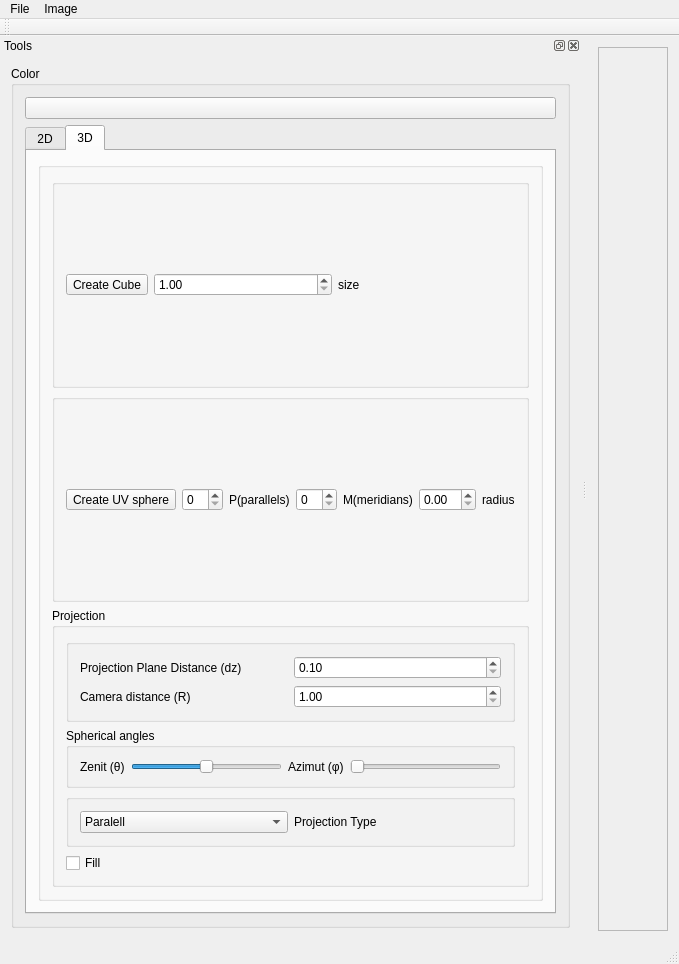
bozhenakv555/pg_ImageViewer, file src/ImageViewer.ui: the form before one commit.
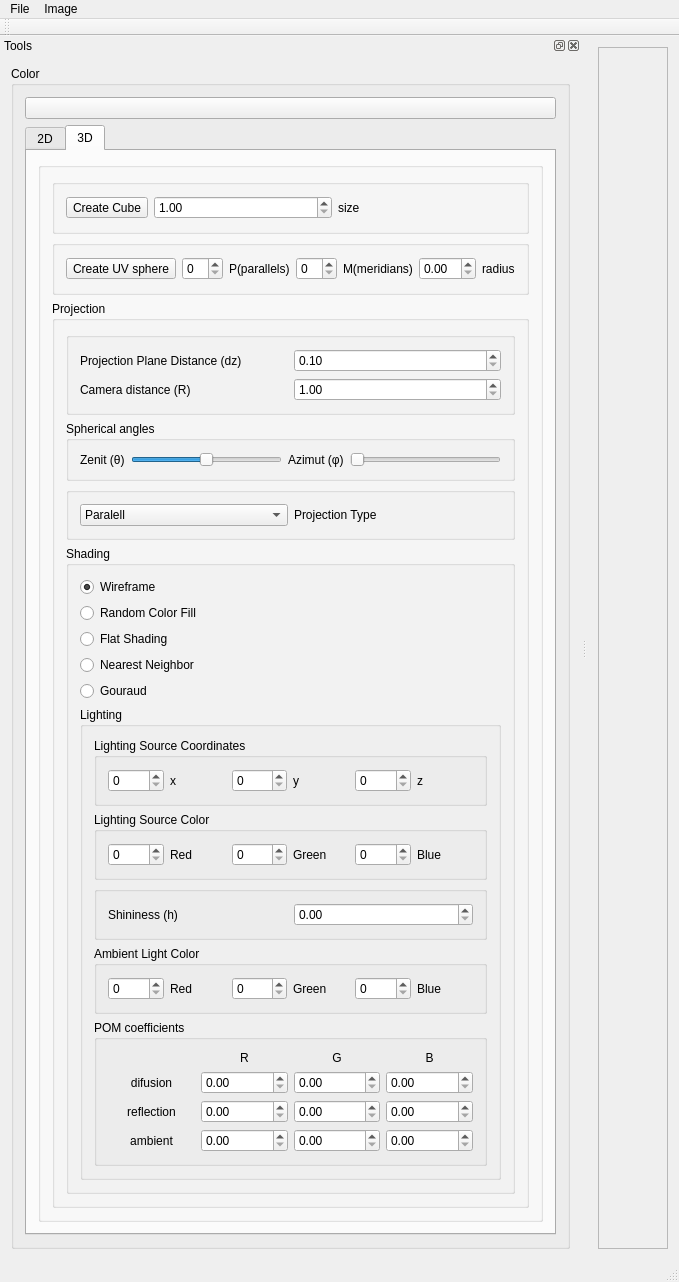
The form after the commit.

Commit message: Added UI components for lighting and shading, edited Vertex structure - added z coordinate (default 0). Added LightParams structure. Edited Point3D to be more flexible for vector operations. Started implementing Phong Model for lighting the scene.

```diff
--- a/src/ImageViewer.ui
+++ b/src/ImageViewer.ui
@@ -6,8 +6,8 @@
    <rect>
     <x>0</x>
     <y>0</y>
-    <width>646</width>
-    <height>964</height>
+    <width>647</width>
+    <height>1269</height>
    </rect>
   </property>
   <property name="windowTitle">
@@ -25,8 +25,8 @@
         <rect>
          <x>0</x>
          <y>0</y>
-         <width>68</width>
-         <height>884</height>
+         <width>69</width>
+         <height>1189</height>
         </rect>
        </property>
       </widget>
@@ -721,10 +721,348 @@
                    </widget>
                   </item>
                   <item>
-                   <widget class="QCheckBox" name="chbFill3D">
-                    <property name="text">
-                     <string>Fill</string>
+                   <widget class="QGroupBox" name="groupBox_23">
+                    <property name="title">
+                     <string>Shading</string>
                     </property>
+                    <layout class="QVBoxLayout" name="verticalLayout_8">
+                     <item>
+                      <widget class="QRadioButton" name="rb_wireframe">
+                       <property name="text">
+                        <string>Wireframe</string>
+                       </property>
+                       <property name="checked">
+                        <bool>true</bool>
+                       </property>
+                      </widget>
+                     </item>
+                     <item>
+                      <widget class="QRadioButton" name="rb_randomFill">
+                       <property name="text">
+                        <string>Random Color Fill</string>
+                       </property>
+                      </widget>
+                     </item>
+                     <item>
+                      <widget class="QRadioButton" name="rb_flat">
+                       <property name="text">
+                        <string>Flat Shading</string>
+                       </property>
+                      </widget>
+                     </item>
+                     <item>
+                      <widget class="QRadioButton" name="rb_nearNeighbor">
+                       <property name="text">
+                        <string>Nearest Neighbor</string>
+                       </property>
+                      </widget>
+                     </item>
+                     <item>
+                      <widget class="QRadioButton" name="rb_Goraud">
+                       <property name="text">
+                        <string>Gouraud</string>
+                       </property>
+                      </widget>
+                     </item>
+                     <item>
+                      <widget class="QGroupBox" name="groupBox_24">
+                       <property name="title">
+                        <string>Lighting</string>
+                       </property>
+                       <layout class="QVBoxLayout" name="verticalLayout_9">
+                        <item>
+                         <widget class="QGroupBox" name="groupBox_25">
+                          <property name="styleSheet">
+                           <string notr="true"/>
+                          </property>
+                          <property name="title">
+                           <string>Lighting Source Coordinates</string>
+                          </property>
+                          <layout class="QHBoxLayout" name="horizontalLayout_16">
+                           <item>
+                            <widget class="QSpinBox" name="sb_lightCoords_x"/>
+                           </item>
+                           <item>
+                            <widget class="QLabel" name="label_16">
+                             <property name="layoutDirection">
+                              <enum>Qt::LayoutDirection::LeftToRight</enum>
+                             </property>
+                             <property name="text">
+                              <string>x</string>
+                             </property>
+                             <property name="textFormat">
+                              <enum>Qt::TextFormat::AutoText</enum>
+                             </property>
+                            </widget>
+                           </item>
+                           <item>
+                            <widget class="QSpinBox" name="sb_lightCoords_y"/>
+                           </item>
+                           <item>
+                            <widget class="QLabel" name="label_15">
+                             <property name="text">
+                              <string>y</string>
+                             </property>
+                            </widget>
+                           </item>
+                           <item>
+                            <widget class="QSpinBox" name="sb_lightCoords_z"/>
+                           </item>
+                           <item>
+                            <widget class="QLabel" name="label_17">
+                             <property name="text">
+                              <string>z</string>
+                             </property>
+                            </widget>
+                           </item>
+                          </layout>
+                         </widget>
+                        </item>
+                        <item>
+                         <widget class="QGroupBox" name="groupBox_26">
+                          <property name="title">
+                           <string>Lighting Source Color</string>
+                          </property>
+                          <layout class="QHBoxLayout" name="horizontalLayout_17">
+                           <item>
+                            <widget class="QSpinBox" name="sb_lightColor_red">
+                             <property name="maximum">
+                              <number>255</number>
+                             </property>
+                            </widget>
+                           </item>
+                           <item>
+                            <widget class="QLabel" name="label_19">
+                             <property name="layoutDirection">
+                              <enum>Qt::LayoutDirection::LeftToRight</enum>
+                             </property>
+                             <property name="text">
+                              <string>Red</string>
+                             </property>
+                             <property name="textFormat">
+                              <enum>Qt::TextFormat::AutoText</enum>
+                             </property>
+                            </widget>
+                           </item>
+                           <item>
+                            <widget class="QSpinBox" name="sb_lightColor_green">
+                             <property name="maximum">
+                              <number>255</number>
+                             </property>
+                            </widget>
+                           </item>
+                           <item>
+                            <widget class="QLabel" name="label_18">
+                             <property name="text">
+                              <string>Green</string>
+                             </property>
+                            </widget>
+                           </item>
+                           <item>
+                            <widget class="QSpinBox" name="sb_lightColor_blue">
+                             <property name="maximum">
+                              <number>255</number>
+                             </property>
+                            </widget>
+                           </item>
+                           <item>
+                            <widget class="QLabel" name="label_20">
+                             <property name="text">
+                              <string>Blue</string>
+                             </property>
+                            </widget>
+                           </item>
+                          </layout>
+                         </widget>
+                        </item>
+                        <item>
+                         <widget class="QGroupBox" name="groupBox_28">
+                          <property name="title">
+                           <string/>
+                          </property>
+                          <layout class="QHBoxLayout" name="horizontalLayout_18">
+                           <item>
+                            <widget class="QLabel" name="label_27">
+                             <property name="text">
+                              <string>Shininess (h)</string>
+                             </property>
+                            </widget>
+                           </item>
+                           <item>
+                            <widget class="QDoubleSpinBox" name="dsb_shininess"/>
+                           </item>
+                          </layout>
+                         </widget>
+                        </item>
+                        <item>
+                         <widget class="QGroupBox" name="groupBox_29">
+                          <property name="title">
+                           <string>Ambient Light Color</string>
+                          </property>
+                          <layout class="QHBoxLayout" name="horizontalLayout_19">
+                           <item>
+                            <widget class="QSpinBox" name="sb_ambientLightColor_red">
+                             <property name="maximum">
+                              <number>255</number>
+                             </property>
+                            </widget>
+                           </item>
+                           <item>
+                            <widget class="QLabel" name="label_28">
+                             <property name="layoutDirection">
+                              <enum>Qt::LayoutDirection::LeftToRight</enum>
+                             </property>
+                             <property name="text">
+                              <string>Red</string>
+                             </property>
+                             <property name="textFormat">
+                              <enum>Qt::TextFormat::AutoText</enum>
+                             </property>
+                            </widget>
+                           </item>
+                           <item>
+                            <widget class="QSpinBox" name="sb_ambientLightColor_green">
+                             <property name="maximum">
+                              <number>255</number>
+                             </property>
+                            </widget>
+                           </item>
+                           <item>
+                            <widget class="QLabel" name="label_30">
+                             <property name="layoutDirection">
+                              <enum>Qt::LayoutDirection::LeftToRight</enum>
+                             </property>
+                             <property name="text">
+                              <string>Green</string>
+                             </property>
+                             <property name="textFormat">
+                              <enum>Qt::TextFormat::AutoText</enum>
+                             </property>
+                            </widget>
+                           </item>
+                           <item>
+                            <widget class="QSpinBox" name="sb_ambientLightColor_blue">
+                             <property name="maximum">
+                              <number>255</number>
+                             </property>
+                            </widget>
+                           </item>
+                           <item>
+                            <widget class="QLabel" name="label_29">
+                             <property name="layoutDirection">
+                              <enum>Qt::LayoutDirection::LeftToRight</enum>
+                             </property>
+                             <property name="text">
+                              <string>Blue</string>
+                             </property>
+                             <property name="textFormat">
+                              <enum>Qt::TextFormat::AutoText</enum>
+                             </property>
+                            </widget>
+                           </item>
+                          </layout>
+                         </widget>
+                        </item>
+                        <item>
+                         <widget class="QGroupBox" name="groupBox_27">
+                          <property name="title">
+                           <string>POM coefficients</string>
+                          </property>
+                          <layout class="QGridLayout" name="gridLayout_5">
+                           <item row="3" column="0">
+                            <widget class="QLabel" name="label_26">
+                             <property name="text">
+                              <string>ambient</string>
+                             </property>
+                             <property name="alignment">
+                              <set>Qt::AlignmentFlag::AlignCenter</set>
+                             </property>
+                            </widget>
+                           </item>
+                           <item row="3" column="1">
+                            <widget class="QDoubleSpinBox" name="dsb_ambient_r"/>
+                           </item>
+                           <item row="2" column="2">
+                            <widget class="QDoubleSpinBox" name="dsb_reflection_g"/>
+                           </item>
+                           <item row="0" column="1">
+                            <widget class="QLabel" name="label_21">
+                             <property name="text">
+                              <string>R</string>
+                             </property>
+                             <property name="alignment">
+                              <set>Qt::AlignmentFlag::AlignCenter</set>
+                             </property>
+                            </widget>
+                           </item>
+                           <item row="2" column="1">
+                            <widget class="QDoubleSpinBox" name="dsb_reflection_r"/>
+                           </item>
+                           <item row="0" column="2">
+                            <widget class="QLabel" name="label_22">
+                             <property name="text">
+                              <string>G</string>
+                             </property>
+                             <property name="alignment">
+                              <set>Qt::AlignmentFlag::AlignCenter</set>
+                             </property>
+                            </widget>
+                           </item>
+                           <item row="1" column="2">
+                            <widget class="QDoubleSpinBox" name="dsb_difusion_g"/>
+                           </item>
+                           <item row="2" column="0">
+                            <widget class="QLabel" name="label_25">
+                             <property name="text">
+                              <string>reflection</string>
+                             </property>
+                             <property name="alignment">
+                              <set>Qt::AlignmentFlag::AlignCenter</set>
+                             </property>
+                            </widget>
+                           </item>
+                           <item row="1" column="1">
+                            <widget class="QDoubleSpinBox" name="dsb_difusion_r"/>
+                           </item>
+                           <item row="1" column="3">
+                            <widget class="QDoubleSpinBox" name="dsb_difusion_b"/>
+                           </item>
+                           <item row="1" column="0">
+                            <widget class="QLabel" name="label_24">
+                             <property name="text">
+                              <string>difusion</string>
+                             </property>
+                             <property name="alignment">
+                              <set>Qt::AlignmentFlag::AlignCenter</set>
+                             </property>
+                            </widget>
+                           </item>
+                           <item row="0" column="3">
+                            <widget class="QLabel" name="label_23">
+                             <property name="text">
+                              <string>B</string>
+                             </property>
+                             <property name="alignment">
+                              <set>Qt::AlignmentFlag::AlignCenter</set>
+                             </property>
+                            </widget>
+                           </item>
+                           <item row="3" column="3">
+                            <widget class="QDoubleSpinBox" name="dsb_ambient_b"/>
+                           </item>
+                           <item row="2" column="3">
+                            <widget class="QDoubleSpinBox" name="dsb_reflection_b"/>
+                           </item>
+                           <item row="3" column="2">
+                            <widget class="QDoubleSpinBox" name="dsb_ambient_g"/>
+                           </item>
+                          </layout>
+                         </widget>
+                        </item>
+                       </layout>
+                      </widget>
+                     </item>
+                    </layout>
                    </widget>
                   </item>
                  </layout>
@@ -740,19 +1078,6 @@
        </layout>
       </widget>
      </item>
-     <item>
-      <spacer name="verticalSpacer">
-       <property name="orientation">
-        <enum>Qt::Orientation::Vertical</enum>
-       </property>
-       <property name="sizeHint" stdset="0">
-        <size>
-         <width>20</width>
-         <height>40</height>
-        </size>
-       </property>
-      </spacer>
-     </item>
     </layout>
    </widget>
   </widget>
```
Left out of the diff: 2 changed lines with no effect on the pictures. The commit also changes 4 other files.
